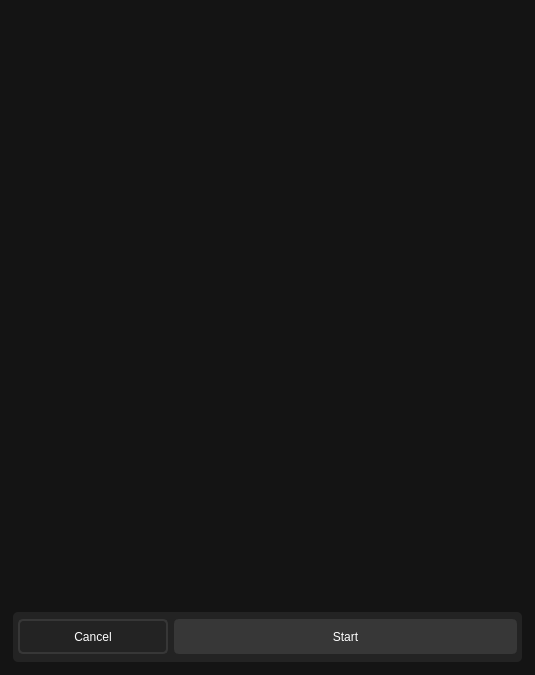
This is src/ui/measure_dialog.ui in ligerr13/PE_Spectroradiometer as Qt 5 draws it before an edit. The edited form follows.
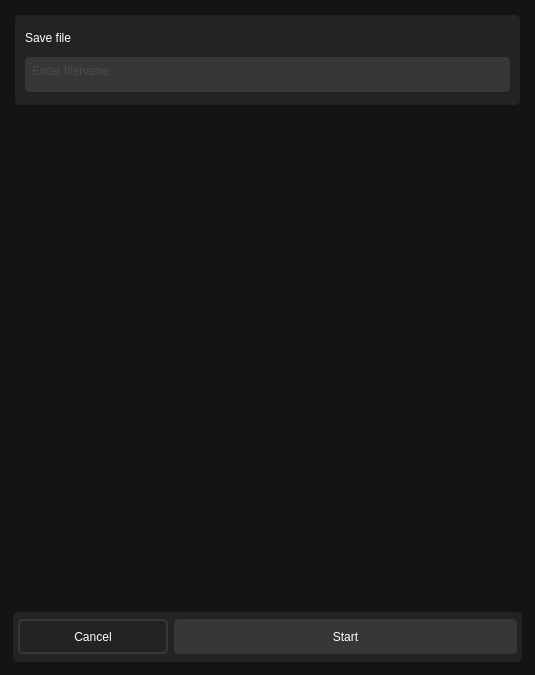
This is the edited form.

The edit to the form file:
```diff
--- a/src/ui/measure_dialog.ui
+++ b/src/ui/measure_dialog.ui
@@ -39,12 +39,24 @@
       <item>
        <widget class="QWidget" name="widget_3" native="true">
         <layout class="QVBoxLayout" name="verticalLayout_3">
+         <property name="leftMargin">
+          <number>2</number>
+         </property>
+         <property name="topMargin">
+          <number>2</number>
+         </property>
+         <property name="rightMargin">
+          <number>2</number>
+         </property>
+         <property name="bottomMargin">
+          <number>2</number>
+         </property>
          <item>
           <widget class="QWidget" name="widget_4" native="true">
            <property name="maximumSize">
             <size>
              <width>16777215</width>
-             <height>100</height>
+             <height>90</height>
             </size>
            </property>
            <property name="sizeIncrement">
@@ -53,9 +65,80 @@
              <height>0</height>
             </size>
            </property>
-           <layout class="QGridLayout" name="gridLayout"/>
+           <property name="styleSheet">
+            <string notr="true">color:white;
+border-radius: 5px;
+background-color: rgb(35, 35, 35);</string>
+           </property>
+           <layout class="QGridLayout" name="gridLayout">
+            <property name="leftMargin">
+             <number>10</number>
+            </property>
+            <property name="topMargin">
+             <number>10</number>
+            </property>
+            <property name="rightMargin">
+             <number>10</number>
+            </property>
+            <property name="bottomMargin">
+             <number>10</number>
+            </property>
+            <item row="0" column="0">
+             <widget class="QLabel" name="label">
+              <property name="maximumSize">
+               <size>
+                <width>16777215</width>
+                <height>20</height>
+               </size>
+              </property>
+              <property name="styleSheet">
+               <string notr="true">font: 700 11pt &quot;Segoe UI&quot;;
+color: rgb(255, 255, 255);</string>
+              </property>
+              <property name="frameShape">
+               <enum>QFrame::StyledPanel</enum>
+              </property>
+              <property name="text">
+               <string>Save file</string>
+              </property>
+             </widget>
+            </item>
+            <item row="1" column="0" colspan="2">
+             <widget class="QTextEdit" name="fileName">
+              <property name="maximumSize">
+               <size>
+                <width>16777215</width>
+                <height>35</height>
+               </size>
+              </property>
+              <property name="styleSheet">
+               <string notr="true">border: 0px;
+		font: 700 10pt &quot;Segoe UI&quot;;
+ 		background: rgb(55, 55, 55);
+		border :3px solid rgb(55, 55, 55);
+color: rgb(94, 94, 94)</string>
+              </property>
+              <property name="placeholderText">
+               <string>Enter filename</string>
+              </property>
+             </widget>
+            </item>
+           </layout>
           </widget>
          </item>
+         <item>
+          <spacer name="verticalSpacer">
+           <property name="orientation">
+            <enum>Qt::Vertical</enum>
+           </property>
+           <property name="sizeHint" stdset="0">
+            <size>
+             <width>20</width>
+             <height>40</height>
+            </size>
+           </property>
+          </spacer>
+         </item>
         </layout>
        </widget>
       </item>
```
